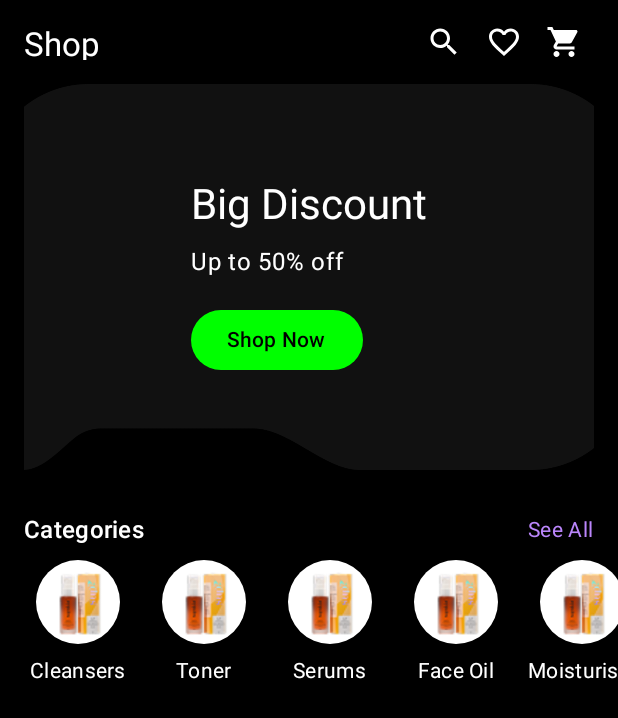
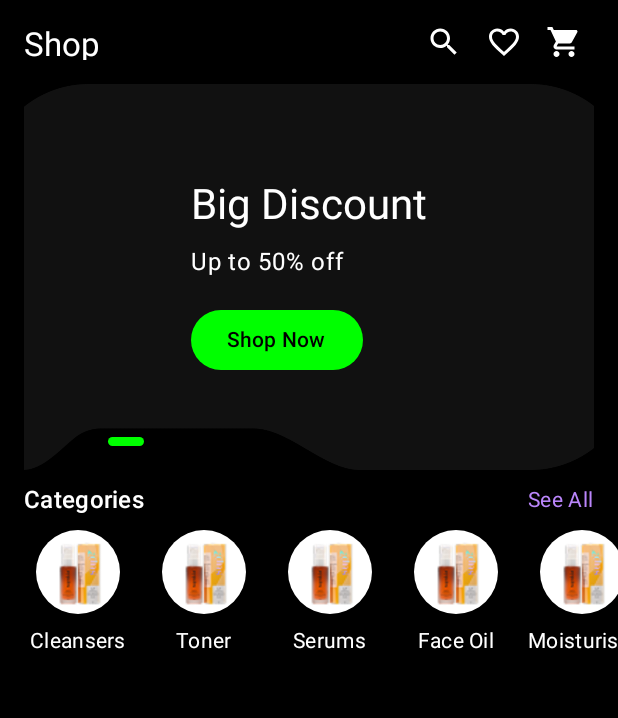
Before and after one commit to oyeraghib/Shop-App-D4C, an Android app built with Jetpack Compose: the screen it shows after launch (HomeActivity), on a phone screen of 412 x 824 dp. Shown: the top 718 px of the screen. Run offline under Robolectric (Android 15) with nearby library versions, the phone set to English and light mode, and no system bars; our stand-ins replace accompanist.

Commit message:
add dot indicators for promo card

```diff
--- a/app/src/main/java/com/d4cshopappassignment/ui/activity/shopHome/HomeActivity.kt
+++ b/app/src/main/java/com/d4cshopappassignment/ui/activity/shopHome/HomeActivity.kt
@@ -22,6 +22,7 @@ import androidx.compose.foundation.layout.width
 import androidx.compose.foundation.lazy.LazyRow
 import androidx.compose.foundation.lazy.items
 import androidx.compose.foundation.shape.CircleShape
+import androidx.compose.foundation.shape.RoundedCornerShape
 import androidx.compose.material3.Button
 import androidx.compose.material3.ButtonDefaults
 import androidx.compose.material3.Icon
@@ -187,7 +188,7 @@ fun PromoCardBanner(
 ) {
     val pagerState = rememberPagerState()
 
-    Column(modifier = modifier) {
+    Box(modifier = modifier) {
         HorizontalPager(
             count = cards.size,
             state = pagerState,
@@ -198,20 +199,21 @@ fun PromoCardBanner(
             PromoCardItem(card = cards[page])
         }
 
-        Spacer(modifier = Modifier.height(12.dp))
-
-        // Dot Indicator
+        // Dot Indicators
         Row(
-            horizontalArrangement = Arrangement.Center,
-            modifier = Modifier.fillMaxWidth()
+            modifier = Modifier
+                .align(Alignment.BottomStart)
+                .padding(start = 72.dp, bottom = 16.dp),
+            horizontalArrangement = Arrangement.spacedBy(8.dp)
         ) {
             repeat(cards.size) { index ->
-                val color = if (pagerState.currentPage == index) Color.Green else Color.Black
                 Box(
                     modifier = Modifier
-                        .size(8.dp)
-                        .padding(4.dp)
-                        .background(color, shape = CircleShape)
+                        .size(width = 24.dp, height = 6.dp)
+                        .background(
+                            if (pagerState.currentPage == index) Color.Green else Color.Black,
+                            shape = RoundedCornerShape(3.dp)
+                        )
                 )
             }
         }
```
